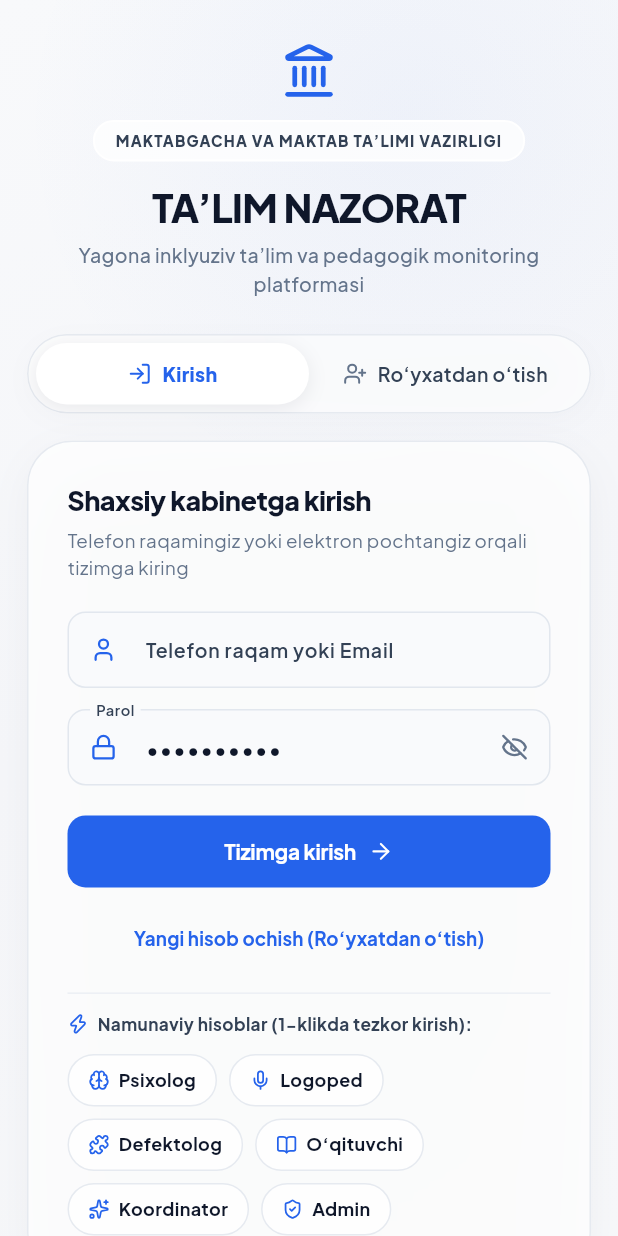
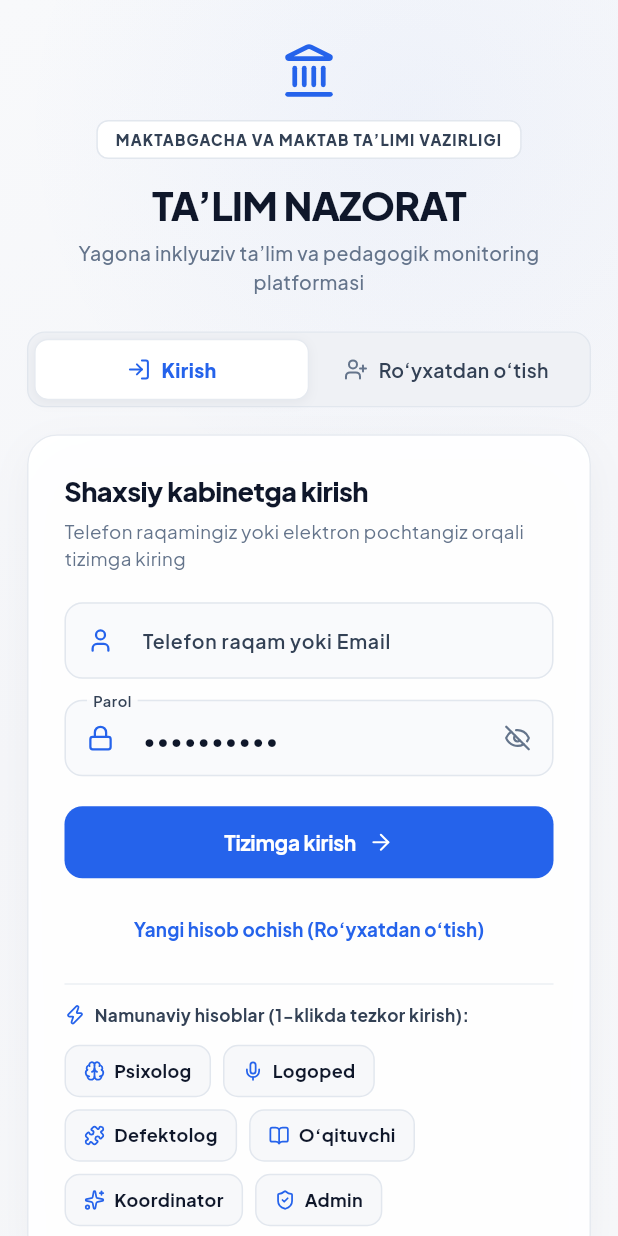
Before and after one commit to Barko-07/Talim-Nazorat, a Flutter app: the screen it shows after launch, on a phone screen of 412 x 824 dp. Run offline on Flutter 3.47's test engine with Material 3 defaults, Android fonts, the phone set to English and light mode, and no system bars; drawn by our look-alikes of flutter_animate; our stand-ins replace fl_chart, google_fonts, lucide_icons_flutter, shared_preferences; accounts and stored records are empty.

Commit message:
refactor: update border radius and padding for consistency across various screens

```diff
--- a/lib/screens/auth/login_screen.dart
+++ b/lib/screens/auth/login_screen.dart
@@ -115,9 +115,9 @@ class _LoginScreenState extends State<LoginScreen>
             return SizedBox(
               height: MediaQuery.sizeOf(context).height * 0.78,
               child: GlassSurface(
-                borderRadius: 32,
-                blur: 26,
-                opacity: 0.88,
+                borderRadius: 22,
+                blur: 18,
+                opacity: 0.97,
                 child: SafeArea(
                   top: false,
                   child: Column(
@@ -213,18 +213,18 @@ class _LoginScreenState extends State<LoginScreen>
 
                                   return SurfaceCard(
                                     elevated: false,
-                                    borderRadius: 20,
+                                    borderRadius: 12,
                                     padding: const EdgeInsets.symmetric(
-                                      horizontal: 16,
-                                      vertical: 14,
+                                      horizontal: 15,
+                                      vertical: 13,
                                     ),
                                     backgroundColor: isSelected
-                                        ? Colors.white.withValues(alpha: 0.94)
+                                        ? AppColors.primaryLight
                                         : AppColors.glassWellFill,
                                     borderColor: isSelected
                                         ? AppColors.primary
-                                            .withValues(alpha: 0.45)
-                                        : Colors.white,
+                                            .withValues(alpha: 0.4)
+                                        : AppColors.border,
                                     onTap: () {
                                       setState(() {
                                         _institutionCtrl.text = school;
@@ -450,8 +450,11 @@ class _LoginScreenState extends State<LoginScreen>
                         ),
                         decoration: BoxDecoration(
                           color: AppColors.errorBg,
-                          borderRadius: BorderRadius.circular(20),
-                          border: Border.all(color: Colors.white, width: 1.3),
+                          borderRadius: BorderRadius.circular(12),
+                          border: Border.all(
+                            color: AppColors.errorBorder,
+                            width: 1.0,
+                          ),
                         ),
                         child: Row(
                           children: [
@@ -478,11 +481,11 @@ class _LoginScreenState extends State<LoginScreen>
                     ],
 
                     GlassSurface(
-                      borderRadius: 30,
-                      blur: 24,
-                      opacity: 0.78,
+                      borderRadius: 20,
+                      blur: 18,
+                      opacity: 0.96,
                       boxShadow: AppColors.elevatedShadow,
-                      padding: const EdgeInsets.all(26),
+                      padding: const EdgeInsets.all(24),
                       child: PageTransitionSwitcher(
                         duration: const Duration(milliseconds: 210),
                         transitionBuilder: (child, primary, secondary) {
@@ -550,11 +553,11 @@ class _LoginScreenState extends State<LoginScreen>
         ),
         const SizedBox(height: 14),
         Container(
-          padding: const EdgeInsets.symmetric(horizontal: 14, vertical: 5.5),
+          padding: const EdgeInsets.symmetric(horizontal: 12, vertical: 5),
           decoration: BoxDecoration(
-            color: Colors.white.withValues(alpha: 0.74),
-            borderRadius: BorderRadius.circular(999),
-            border: Border.all(color: Colors.white, width: 1.3),
+            color: Colors.white,
+            borderRadius: BorderRadius.circular(8),
+            border: Border.all(color: AppColors.border, width: 1.0),
           ),
           child: const Text(
             'MAKTABGACHA VA MAKTAB TA’LIMI VAZIRLIGI',
@@ -593,11 +596,13 @@ class _LoginScreenState extends State<LoginScreen>
   }
 
   Widget _buildSegmentedTabs() {
-    return GlassSurface(
-      borderRadius: 999,
-      blur: 18,
-      opacity: 0.64,
-      padding: const EdgeInsets.all(5),
+    return Container(
+      padding: const EdgeInsets.all(4),
+      decoration: BoxDecoration(
+        color: const Color(0xFFEFF1F5),
+        borderRadius: BorderRadius.circular(12),
+        border: Border.all(color: AppColors.border, width: 0.9),
+      ),
       child: Row(
         children: [
           _buildSegmentButton(
@@ -625,18 +630,23 @@ class _LoginScreenState extends State<LoginScreen>
       child: GestureDetector(
         onTap: () => _tabController.animateTo(index),
         child: AnimatedContainer(
-          duration: const Duration(milliseconds: 180),
+          duration: const Duration(milliseconds: 160),
           curve: Curves.easeOutCubic,
-          padding: const EdgeInsets.symmetric(vertical: 11, horizontal: 8),
+          padding: const EdgeInsets.symmetric(vertical: 10, horizontal: 8),
           decoration: BoxDecoration(
             color: isSelected ? Colors.white : Colors.transparent,
-            borderRadius: BorderRadius.circular(999),
+            borderRadius: BorderRadius.circular(9),
+            border: Border.all(
+              color:
+                  isSelected ? AppColors.glassWhiteBorder : Colors.transparent,
+              width: 0.85,
+            ),
             boxShadow: isSelected
                 ? const [
                     BoxShadow(
-                      color: Color(0x140F172A),
-                      blurRadius: 10,
-                      offset: Offset(0, 3),
+                      color: Color(0x0D0F172A),
+                      blurRadius: 6,
+                      offset: Offset(0, 2),
                     ),
                   ]
                 : null,
@@ -840,9 +850,10 @@ class _LoginScreenState extends State<LoginScreen>
             final icon = item.$3;
             return SurfaceCard(
               elevated: false,
-              borderRadius: 999,
-              padding: const EdgeInsets.symmetric(horizontal: 13, vertical: 8),
-              backgroundColor: Colors.white.withValues(alpha: 0.78),
+              borderRadius: 10,
+              padding: const EdgeInsets.symmetric(horizontal: 12, vertical: 8),
+              backgroundColor: AppColors.glassWellFill,
+              borderColor: AppColors.border,
               onTap: () => _selectDemoAccount(user),
               child: Row(
                 mainAxisSize: MainAxisSize.min,
@@ -904,7 +915,7 @@ class _LoginScreenState extends State<LoginScreen>
     final stepTitles = ['Ism-familiya', 'Kasb va Maktab', 'Aloqa', 'Parol'];
 
     return GlassWell(
-      borderRadius: 18,
+      borderRadius: 12,
       padding: const EdgeInsets.symmetric(vertical: 12, horizontal: 14),
       child: Column(
         children: [
@@ -1087,16 +1098,17 @@ class _LoginScreenState extends State<LoginScreen>
 
               return SurfaceCard(
                 elevated: false,
-                borderRadius: 999,
+                borderRadius: 10,
                 padding: const EdgeInsets.symmetric(
-                  horizontal: 13,
+                  horizontal: 12,
                   vertical: 9,
                 ),
                 backgroundColor: isSelected
-                    ? Colors.white.withValues(alpha: 0.96)
+                    ? AppColors.primaryLight
                     : AppColors.glassWellFill,
-                borderColor:
-                    isSelected ? AppColors.primary : Colors.white,
+                borderColor: isSelected
+                    ? AppColors.primary.withValues(alpha: 0.45)
+                    : AppColors.border,
                 onTap: () {
                   setState(() {
                     _selectedRole = r;
@@ -1153,9 +1165,10 @@ class _LoginScreenState extends State<LoginScreen>
           const SizedBox(height: 8),
           SurfaceCard(
             elevated: false,
-            borderRadius: 20,
-            padding: const EdgeInsets.symmetric(horizontal: 16, vertical: 14),
-            backgroundColor: Colors.white.withValues(alpha: 0.82),
+            borderRadius: 12,
+            padding: const EdgeInsets.symmetric(horizontal: 15, vertical: 13),
+            backgroundColor: AppColors.glassWellFill,
+            borderColor: AppColors.border,
             onTap: () => _showIosSchoolPickerModal(context),
             child: Row(
               children: [
@@ -1264,7 +1277,7 @@ class _LoginScreenState extends State<LoginScreen>
           ),
           const SizedBox(height: 14),
           GlassWell(
-            borderRadius: 18,
+            borderRadius: 12,
             padding: const EdgeInsets.all(14),
             child: Column(
               crossAxisAlignment: CrossAxisAlignment.start,
```
Also changed, not shown: lib/screens/dashboard/dashboard_screen.dart (+32 -29 lines), lib/screens/main_navigation_screen.dart (+95 -106 lines), lib/screens/students/add_student_screen.dart (+6 -6 lines), lib/screens/students/student_detail_screen.dart (+29 -28 lines), lib/screens/students/students_list_screen.dart (+19 -19 lines).
